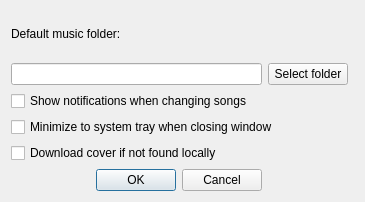
This is PQMusic/ui/config.ui in son-link/PQMusic as Qt 5 draws it before an edit. The edited form follows.
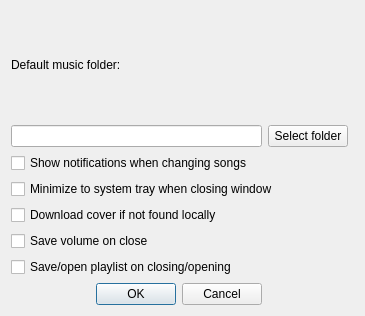
This is the edited form. Icons and pictures are not drawn.

```diff
--- a/PQMusic/ui/config.ui
+++ b/PQMusic/ui/config.ui
@@ -10,7 +10,7 @@
     <x>0</x>
     <y>0</y>
     <width>365</width>
-    <height>202</height>
+    <height>316</height>
    </rect>
   </property>
   <property name="windowTitle">
@@ -55,12 +55,9 @@
     </widget>
    </item>
    <item row="5" column="0">
-    <widget class="QDialogButtonBox" name="buttonBox">
-     <property name="orientation">
-      <enum>Qt::Horizontal</enum>
-     </property>
-     <property name="standardButtons">
-      <set>QDialogButtonBox::Cancel|QDialogButtonBox::Ok</set>
+    <widget class="QCheckBox" name="cbSaveVolume">
+     <property name="text">
+      <string>Save volume on close</string>
      </property>
     </widget>
    </item>
@@ -81,6 +78,23 @@
      </property>
     </widget>
    </item>
+   <item row="7" column="0">
+    <widget class="QDialogButtonBox" name="buttonBox">
+     <property name="orientation">
+      <enum>Qt::Horizontal</enum>
+     </property>
+     <property name="standardButtons">
+      <set>QDialogButtonBox::Cancel|QDialogButtonBox::Ok</set>
+     </property>
+    </widget>
+   </item>
+   <item row="6" column="0" colspan="2">
+    <widget class="QCheckBox" name="cbSavePlaylist">
+     <property name="text">
+      <string>Save/open playlist on closing/opening</string>
+     </property>
+    </widget>
+   </item>
   </layout>
  </widget>
  <resources>
```
Left out of the diff: 20 changed lines with no effect on the pictures.
